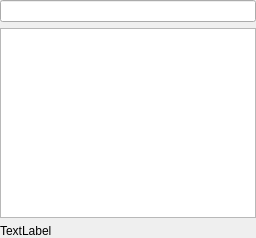
Old version of the form folderpanel.ui in the repository miyabi-satoh/Gefu.
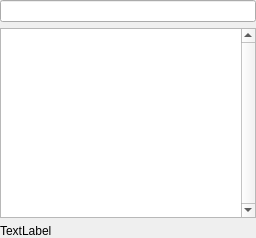
New version of the form. Custom widgets are drawn as their Qt base class.

Patch:
```diff
--- a/folderpanel.ui
+++ b/folderpanel.ui
@@ -48,6 +48,9 @@
    </item>
    <item>
     <widget class="FileTableView" name="fileTable">
+     <property name="verticalScrollBarPolicy">
+      <enum>Qt::ScrollBarAlwaysOn</enum>
+     </property>
      <property name="horizontalScrollBarPolicy">
       <enum>Qt::ScrollBarAlwaysOff</enum>
      </property>
```
